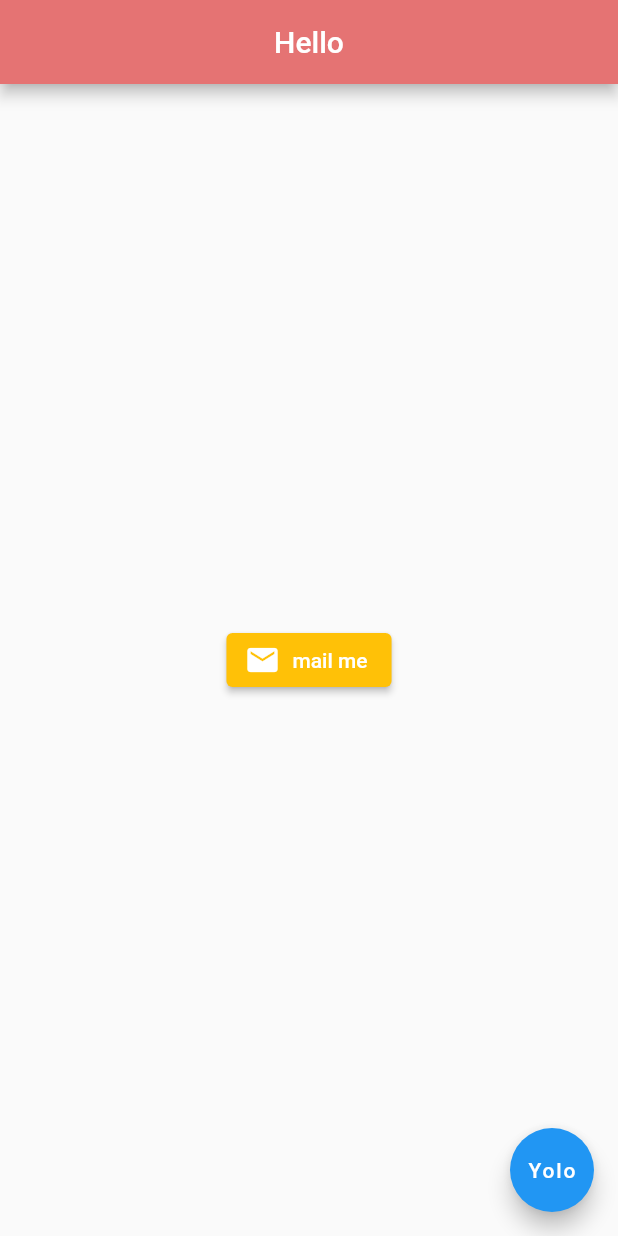
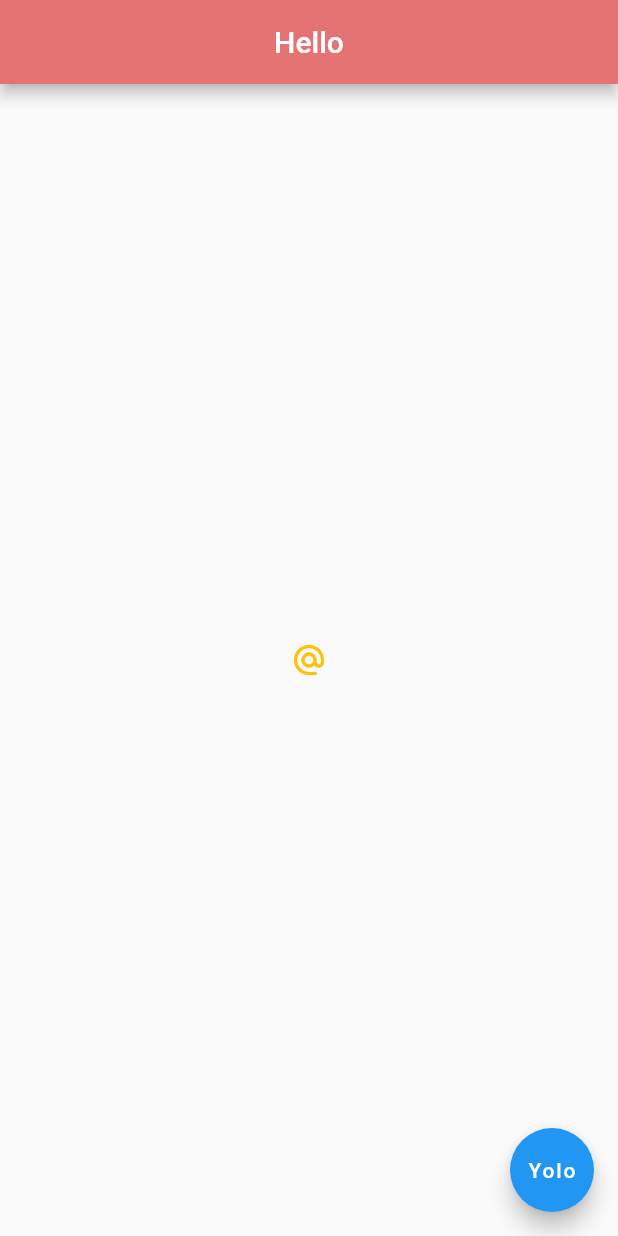
Before and after one commit to pewebdevelopment/Zen-Flutter-PlayGround, a Flutter app: the screen it shows after launch, on a phone screen of 412 x 824 dp. Run offline on Flutter 3.47's test engine with Material 2 defaults, Android fonts, the phone set to English and light mode, and no system bars; missing offline and left inert: dart:html.

Commit message:
alternate email icon working

```diff
--- a/lib/main.dart
+++ b/lib/main.dart
@@ -15,16 +15,15 @@ class Home extends StatelessWidget {
           backgroundColor: Colors.red[300],
         ),
         body: Center(
-          child: ElevatedButton.icon(
-              onPressed: () {
-                print("You pressed Icon Elevated Button");
-              },
-              icon: Icon(Icons.mail), //icon data for elevated button
-              label: Text("mail me"), //label text
-              style: ElevatedButton.styleFrom(
-                  primary: Colors.amber //elevated btton background color
-                  )),
-        ),
+            child: IconButton(
+                onPressed: () {
+                  print("You pressed Icon Elevated Button");
+                },
+                icon:
+                    Icon(Icons.alternate_email), //icon data for elevated button
+                // label: Text("mail me"), //label text
+                color: Colors.amber //elevated btton background color
+                )),
         floatingActionButton: FloatingActionButton(
           child: Text("Yolo"),
           onPressed: () {},
```
